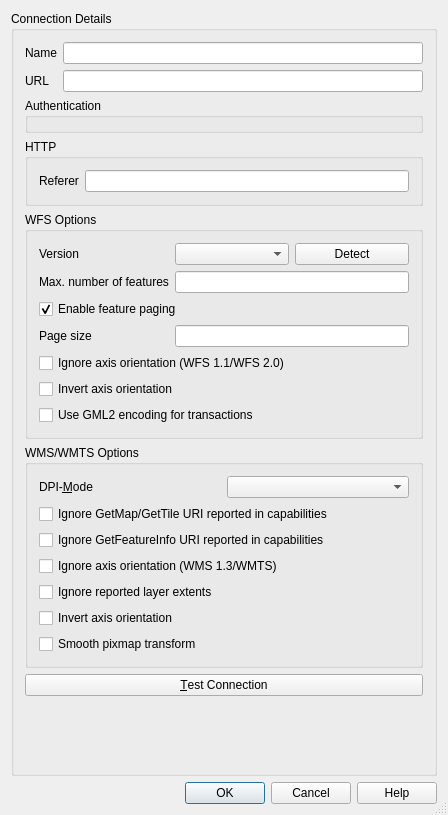
carsmie/QGIS, file src/ui/qgsnewhttpconnectionbase.ui: the form before one commit.
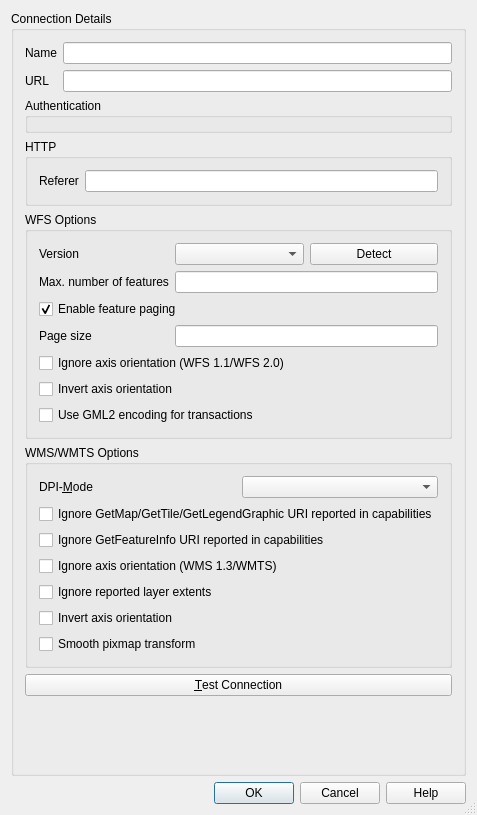
The form after the commit. Custom widgets are drawn as their Qt base class.

Commit message: Ignore getLegendGraphic URL if GetMap url is ignored (#41596)

What changed in the file:
```diff
--- a/src/ui/qgsnewhttpconnectionbase.ui
+++ b/src/ui/qgsnewhttpconnectionbase.ui
@@ -119,7 +119,7 @@
          <item row="1" column="0" colspan="2">
           <widget class="QCheckBox" name="cbxIgnoreGetMapURI">
            <property name="text">
-            <string>Ignore GetMap/GetTile URI reported in capabilities</string>
+            <string>Ignore GetMap/GetTile/GetLegendGraphic URI reported in capabilities</string>
            </property>
           </widget>
          </item>
```
The commit also changes 1 other file.
